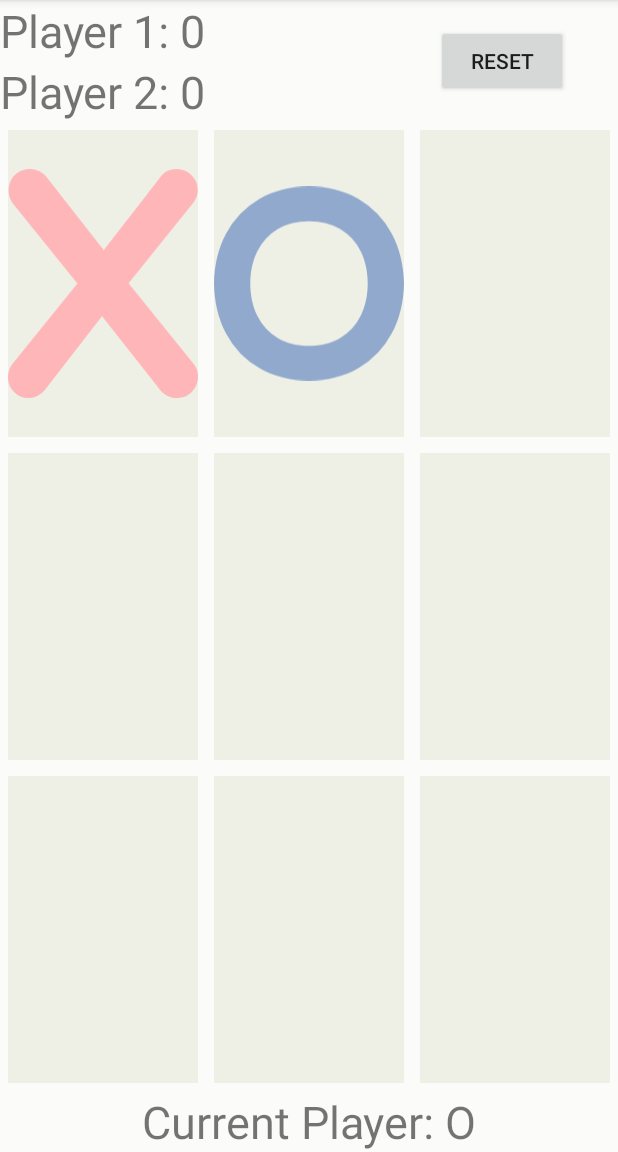
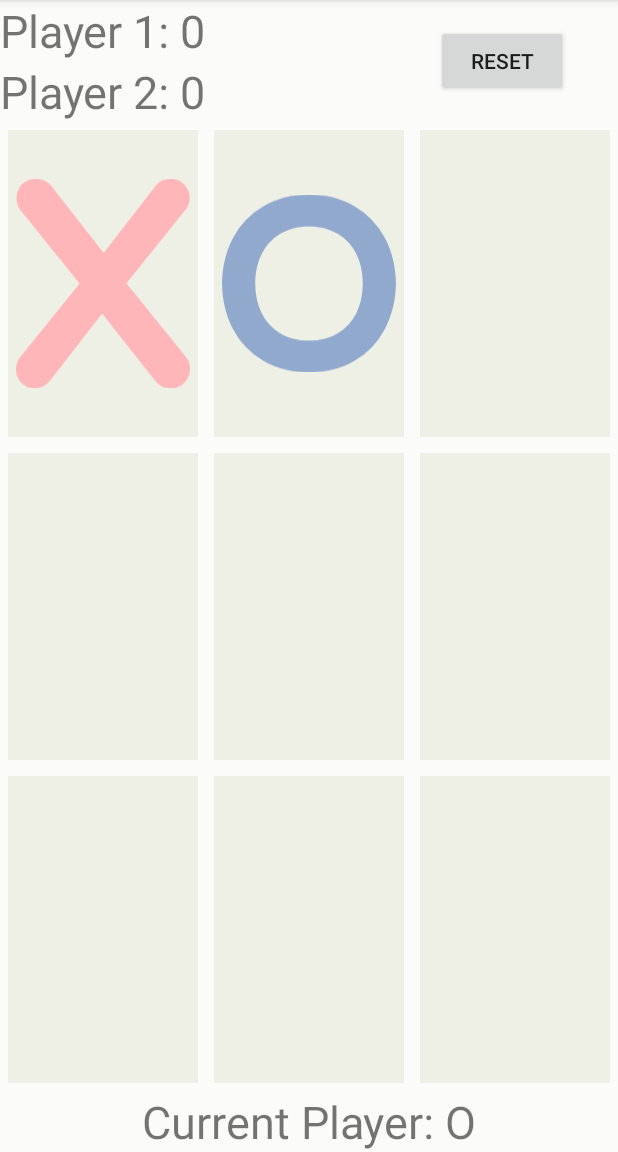
Before and after one commit to bnlake/TicTacToe, an Android app: the RandomActivity screen opened directly, with no data from a screen before it, after a tap on an icon or button, on a phone screen of 412 x 824 dp, the part 84-1236 px from its top. Run offline under Robolectric (Android 15) with nearby library versions, the phone set to English and light mode, and no system bars; 2 other taps on this screen came first.

Commit message:
Added padding to imagebuttons

```diff
--- a/app/src/main/res/layout/activity_random.xml
+++ b/app/src/main/res/layout/activity_random.xml
@@ -51,6 +51,7 @@
             android:layout_margin="5dp"
             android:layout_weight="1"
             android:background="@color/colorBackgroundDark"
+            android:padding="5dp"
             android:scaleType="fitCenter"
             android:tag=""
             android:textSize="60sp" />
@@ -62,6 +63,7 @@
             android:layout_margin="5dp"
             android:layout_weight="1"
             android:background="@color/colorBackgroundDark"
+            android:padding="5dp"
             android:scaleType="fitCenter"
             android:tag=""
             android:textSize="60sp" />
@@ -73,6 +75,7 @@
             android:layout_margin="5dp"
             android:layout_weight="1"
             android:background="@color/colorBackgroundDark"
+            android:padding="5dp"
             android:scaleType="fitCenter"
             android:tag=""
             android:textSize="60sp" />
@@ -91,6 +94,7 @@
             android:layout_margin="5dp"
             android:layout_weight="1"
             android:background="@color/colorBackgroundDark"
+            android:padding="5dp"
             android:scaleType="fitCenter"
             android:tag=""
             android:textSize="60sp" />
@@ -102,6 +106,7 @@
             android:layout_margin="5dp"
             android:layout_weight="1"
             android:background="@color/colorBackgroundDark"
+            android:padding="5dp"
             android:scaleType="fitCenter"
             android:tag=""
             android:textSize="60sp" />
@@ -113,6 +118,7 @@
             android:layout_margin="5dp"
             android:layout_weight="1"
             android:background="@color/colorBackgroundDark"
+            android:padding="5dp"
             android:scaleType="fitCenter"
             android:tag=""
             android:textSize="60sp" />
@@ -131,6 +137,7 @@
             android:layout_margin="5dp"
             android:layout_weight="1"
             android:background="@color/colorBackgroundDark"
+            android:padding="5dp"
             android:scaleType="fitCenter"
             android:tag=""
             android:textSize="60sp" />
@@ -142,6 +149,7 @@
             android:layout_margin="5dp"
             android:layout_weight="1"
             android:background="@color/colorBackgroundDark"
+            android:padding="5dp"
             android:scaleType="fitCenter"
             android:tag=""
             android:textSize="60sp" />
@@ -153,6 +161,7 @@
             android:layout_margin="5dp"
             android:layout_weight="1"
             android:background="@color/colorBackgroundDark"
+            android:padding="5dp"
             android:scaleType="fitCenter"
             android:tag=""
             android:textSize="60sp" />
```
